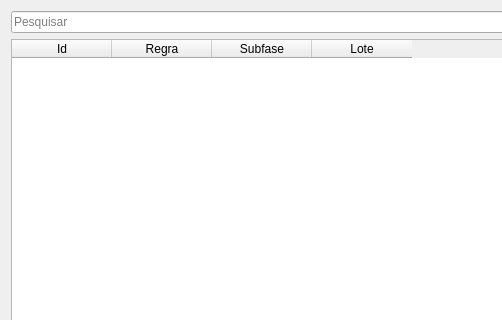
Old version of the form uis/mRuleProfiles.ui in the repository dsgoficial/SAP_Gerente; both pictures show x 0 to 502 and y 0 to 320 of the 1107 by 462 pixel window.
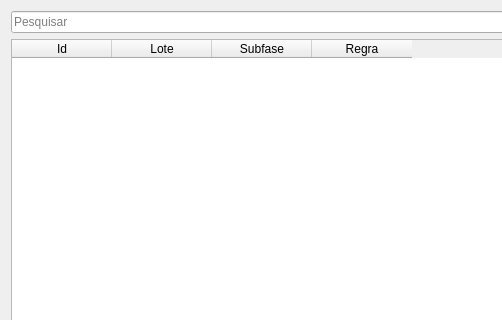
New version of the form.

Patch:
```diff
--- a/uis/mRuleProfiles.ui
+++ b/uis/mRuleProfiles.ui
@@ -24,21 +24,21 @@
        <string>Id</string>
       </property>
      </column>
-     <column>
-      <property name="text">
-       <string>Regra</string>
-      </property>
-     </column>
-     <column>
-      <property name="text">
-       <string>Subfase</string>
-      </property>
-     </column>
      <column>
       <property name="text">
        <string>Lote</string>
       </property>
      </column>
+     <column>
+      <property name="text">
+       <string>Subfase</string>
+      </property>
+     </column>
+     <column>
+      <property name="text">
+       <string>Regra</string>
+      </property>
+     </column>
     </widget>
    </item>
    <item row="2" column="0">
```
